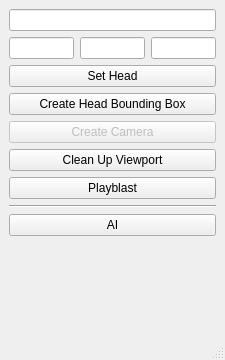
Before: the Qt Designer form view.ui in oventd/AutoFaceRigAI, drawn with Qt 5.
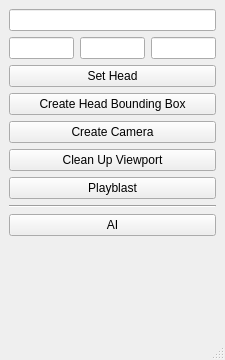
After: the same form once the commit is applied.

Diff of the .ui file:
```diff
--- a/view.ui
+++ b/view.ui
@@ -64,7 +64,7 @@
     <item>
      <widget class="QPushButton" name="create_camera_button">
       <property name="enabled">
-       <bool>false</bool>
+       <bool>true</bool>
       </property>
       <property name="text">
        <string>Create Camera</string>
```
